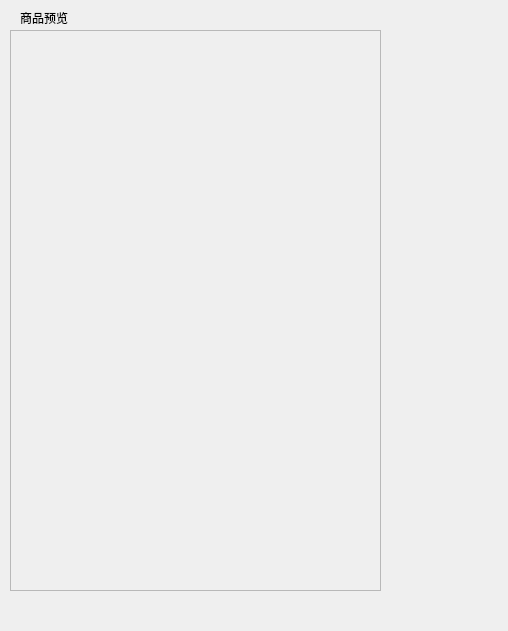
Old version of the form StoreManage/ui/preview_bar/previewBar.ui in the repository Reason-Wang/se_project.
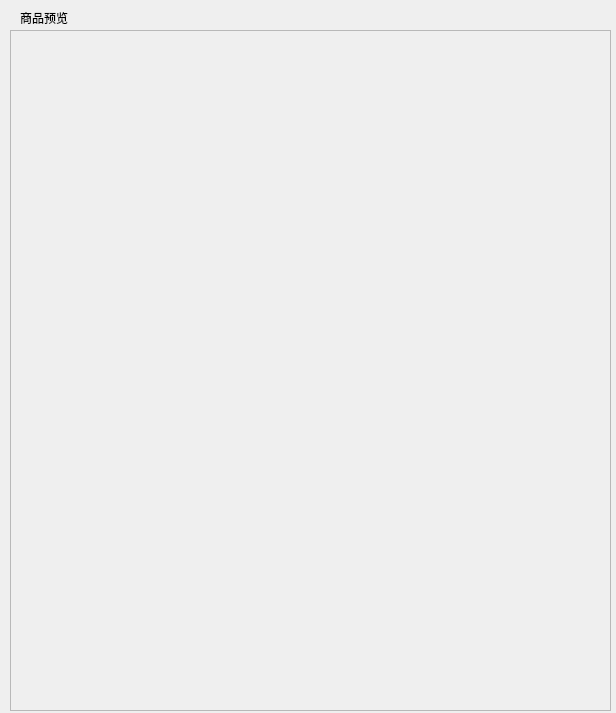
New version of the form.

```diff
--- a/StoreManage/ui/preview_bar/previewBar.ui
+++ b/StoreManage/ui/preview_bar/previewBar.ui
@@ -6,8 +6,8 @@
    <rect>
     <x>0</x>
     <y>0</y>
-    <width>508</width>
-    <height>631</height>
+    <width>616</width>
+    <height>713</height>
    </rect>
   </property>
   <property name="windowTitle">
@@ -18,8 +18,8 @@
     <rect>
      <x>10</x>
      <y>30</y>
-     <width>371</width>
-     <height>561</height>
+     <width>601</width>
+     <height>681</height>
     </rect>
    </property>
    <property name="verticalScrollBarPolicy">
```
